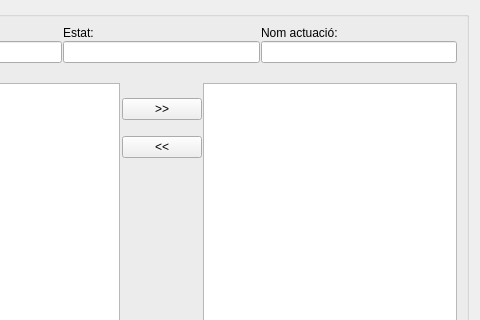
Qt form ui/lot_selector.ui (Giswater/giswater_qgis_plugin) before a commit; both pictures show x 157 to 637 and y 0 to 320 of the 637 by 701 pixel window.
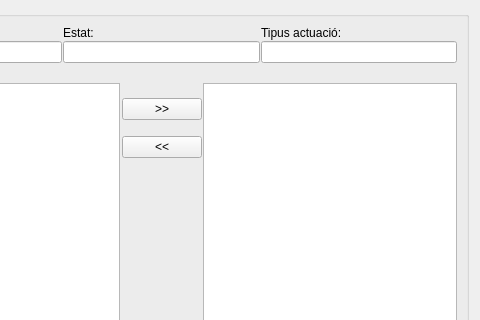
The same form after that commit.

Commit message: Enhancement: rename label on lot_selector ui and refactor hiden columns

```diff
--- a/ui/lot_selector.ui
+++ b/ui/lot_selector.ui
@@ -131,7 +131,7 @@
           <item row="0" column="2">
            <widget class="QLabel" name="label_4">
             <property name="text">
-             <string>Nom actuació:</string>
+             <string>Tipus actuació:</string>
             </property>
            </widget>
           </item>
```
The commit also changes 1 other file.
